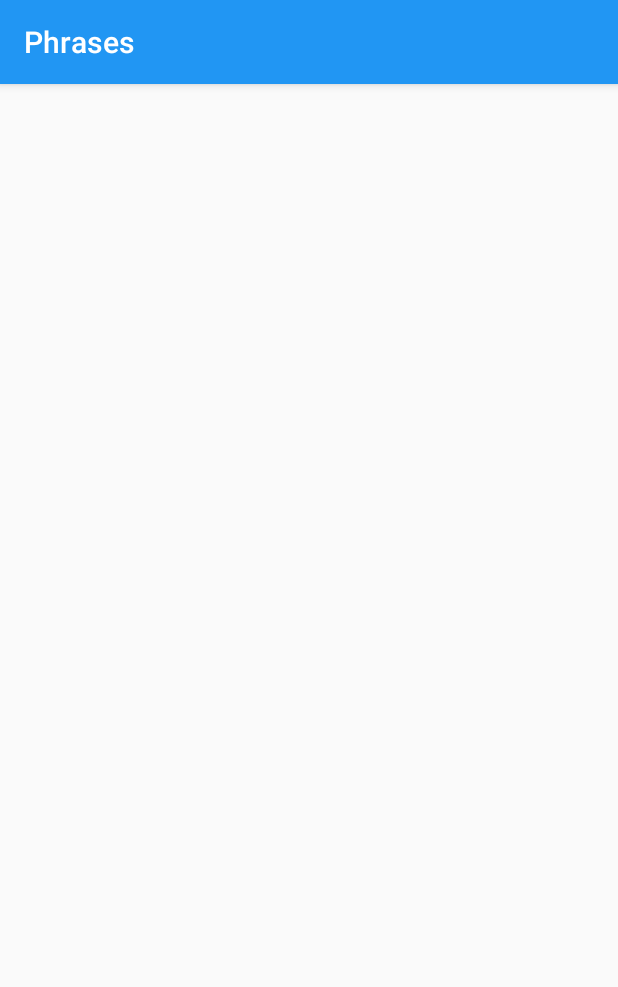
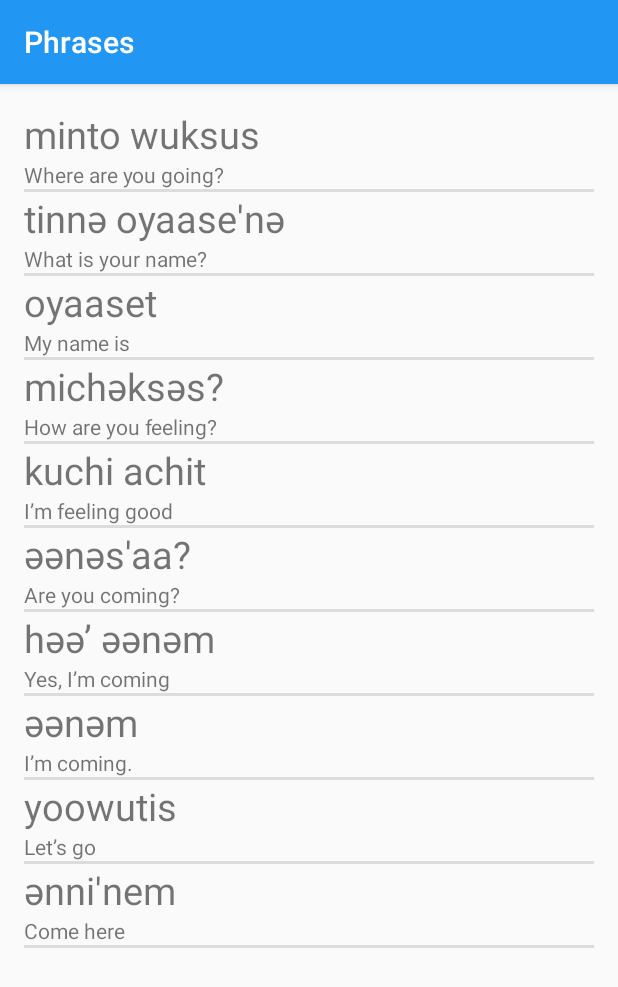
Before and after one commit to aussenrist15/basit, an Android app: the PhrasesActivity screen opened directly, with no data from a screen before it, on a phone screen of 412 x 824 dp. Shown: the top 987 px of the screen. Run offline under Robolectric (Android 15) with nearby library versions, the phone set to English and light mode, and no system bars.

Commit message:
Deleting files not needed. Using single file instead of multiple where it can be implemented.

```diff
--- a/app/src/main/java/com/example/basit/MainActivity.java
+++ b/app/src/main/java/com/example/basit/MainActivity.java
@@ -28,7 +28,9 @@ public class MainActivity extends AppCompatActivity {
         TextView phr = (TextView)findViewById(R.id.phrases);
 
 
-    //Adding event listeners
+        //Adding event listeners
+        //for each of the buttons
+
         col.setOnClickListener(new View.OnClickListener(){
 
             @Override
--- a/app/src/main/java/com/example/basit/PhrasesActivity.java
+++ b/app/src/main/java/com/example/basit/PhrasesActivity.java
@@ -3,12 +3,34 @@ package com.example.basit;
 import androidx.appcompat.app.AppCompatActivity;
 
 import android.os.Bundle;
+import android.widget.ListView;
+
+import java.util.ArrayList;
 
 public class PhrasesActivity extends AppCompatActivity {
 
     @Override
     protected void onCreate(Bundle savedInstanceState) {
         super.onCreate(savedInstanceState);
-        setContentView(R.layout.activity_phrases);
+        setContentView(R.layout.activity_numbers);
+
+
+        ArrayList<item> words = new ArrayList<item>();
+        words.add(new item("minto wuksus",  "Where are you going?"));
+        words.add(new item("tinnә oyaase'nә", "What is your name?"));
+        words.add(new item("oyaaset",  "My name is"));
+        words.add(new item("michәksәs?",  "How are you feeling?"));
+        words.add(new item("kuchi achit",  "I’m feeling good"));
+        words.add(new item("әәnәs'aa?",  "Are you coming?"));
+        words.add(new item("hәә’ әәnәm",  "Yes, I’m coming"));
+        words.add(new item("әәnәm",  "I’m coming."));
+        words.add(new item("yoowutis",  "Let’s go"));
+        words.add(new item("әnni'nem",  "Come here"));
+
+
+        myAdapter items = new myAdapter(this, R.layout.custom_layout_double_text_view, words);
+        ListView listView = (ListView) findViewById(R.id.list);
+        listView.setAdapter(items);
+
     }
 }
--- a/app/src/main/res/layout/activity_phrases.xml
+++ /dev/null
@@ -1,15 +0,0 @@
-<?xml version="1.0" encoding="utf-8"?>
-<androidx.constraintlayout.widget.ConstraintLayout xmlns:android="http://schemas.android.com/apk/res/android"
-    xmlns:app="http://schemas.android.com/apk/res-auto"
-    xmlns:tools="http://schemas.android.com/tools"
-    android:layout_width="match_parent"
-    android:layout_height="match_parent"
-    tools:context=".PhrasesActivity">
-
-    <TextView
-        android:layout_width="wrap_content"
-        android:layout_height="wrap_content"
-        tools:ignore="MissingConstraints" />
-
-
-</androidx.constraintlayout.widget.ConstraintLayout>
--- a/app/src/main/res/layout/custom_layout_double_text_view.xml
+++ b/app/src/main/res/layout/custom_layout_double_text_view.xml
@@ -3,6 +3,12 @@
     android:layout_width="match_parent"
     android:layout_height="match_parent"
     android:orientation="vertical">
+
+    <!--  This is a custom layout that we will be using with the adapter  -->
+    <!--  We can decide what our list will look like after we display it with  -->
+    <!--  using the adapter.  -->
+
+
 
 
     <TextView
```
Also changed, not shown: app/src/main/java/com/example/basit/ColorsActivity.java (+20 -1 lines), app/src/main/java/com/example/basit/FamilyActivity.java (+23 -1 lines), app/src/main/java/com/example/basit/NumbersActivity.java (+13 -3 lines), app/src/main/java/com/example/basit/myAdapter.java (+14 -0 lines), app/src/main/res/layout/activity_colors.xml (deleted, +0 -9 lines), app/src/main/res/layout/activity_family.xml (deleted, +0 -9 lines).
